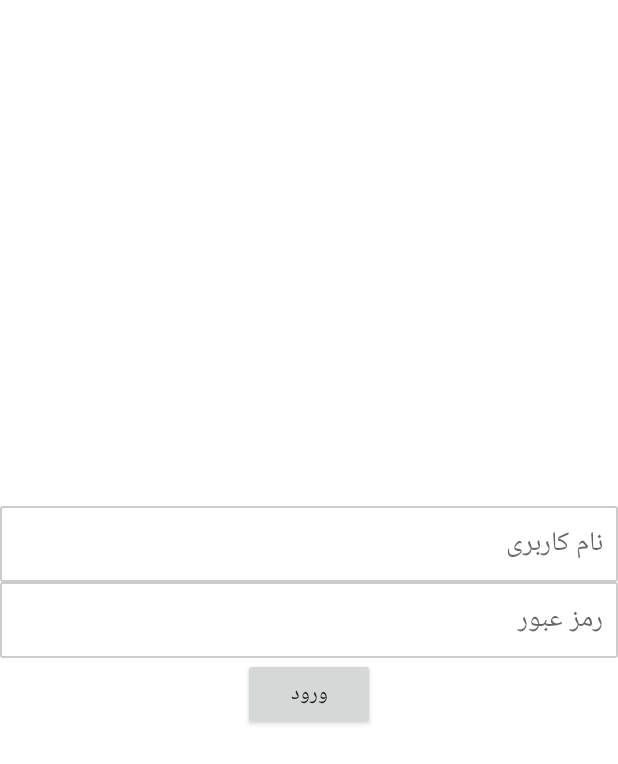
After one commit to mehdikazemi8/vampire-game, an Android app: the fragment LoginFragment placed in its activity, on a phone screen of 412 x 824 dp. The commit adds this screen. Shown: the top 764 px of the screen. Run offline under Robolectric (Android 15) with nearby library versions, the phone set to English and light mode, and no system bars.

Commit message:
login fragment added

```diff
--- a/app/src/main/AndroidManifest.xml
+++ b/app/src/main/AndroidManifest.xml
@@ -43,6 +43,11 @@
             android:name=".views.activities.main.MainActivity"
             android:label="@string/title_activity_maps">
         </activity>
+
+        <activity
+            android:name=".views.activities.register.RegisterActivity"
+            android:label="@string/title_activity_register">
+        </activity>
     </application>
 
 </manifest>
--- a/app/src/main/java/ir/ugstudio/vampire/managers/UserManager.java
+++ b/app/src/main/java/ir/ugstudio/vampire/managers/UserManager.java
@@ -4,10 +4,6 @@ import android.content.Context;
 
 import ir.ugstudio.vampire.models.User;
 import ir.ugstudio.vampire.utils.Consts;
-
-/**
- * Created by mehdiii on 10/8/16.
- */
 
 public class UserManager {
     public static String readToken(Context context) {
--- a/app/src/main/java/ir/ugstudio/vampire/models/BaseModel.java
+++ b/app/src/main/java/ir/ugstudio/vampire/models/BaseModel.java
@@ -4,10 +4,6 @@ import com.google.gson.Gson;
 import com.google.gson.JsonSyntaxException;
 
 import java.lang.reflect.Type;
-
-/**
- * Created by mehdiii on 10/8/16.
- */
 
 public class BaseModel {
     public static <T> T deserialize(String json, Type type) {
--- a/app/src/main/java/ir/ugstudio/vampire/utils/Config.java
+++ b/app/src/main/java/ir/ugstudio/vampire/utils/Config.java
@@ -1,8 +1,4 @@
 package ir.ugstudio.vampire.utils;
-
-/**
- * Created by mehdiii on 10/5/16.
- */
 
 public class Config {
     public static String BASE_URL = "http://vampire.ugstudio.ir/";
--- a/app/src/main/java/ir/ugstudio/vampire/utils/Consts.java
+++ b/app/src/main/java/ir/ugstudio/vampire/utils/Consts.java
@@ -1,8 +1,4 @@
 package ir.ugstudio.vampire.utils;
-
-/**
- * Created by mehdiii on 10/8/16.
- */
 
 public class Consts {
     public static String USER_JSON = "USER_JSON";
--- /dev/null
+++ b/app/src/main/java/ir/ugstudio/vampire/views/activities/register/RegisterActivity.java
@@ -0,0 +1,51 @@
+package ir.ugstudio.vampire.views.activities.register;
+
+import android.os.Bundle;
+import android.support.annotation.Nullable;
+import android.support.v4.app.FragmentActivity;
+import android.view.View;
+import android.widget.Button;
+
+import ir.ugstudio.vampire.R;
+import ir.ugstudio.vampire.views.activities.register.fragments.LoginFragment;
+
+public class RegisterActivity extends FragmentActivity implements View.OnClickListener {
+
+    private Button login;
+    private Button register;
+
+    @Override
+    protected void onCreate(@Nullable Bundle savedInstanceState) {
+        super.onCreate(savedInstanceState);
+
+        setContentView(R.layout.activity_register);
+
+        find();
+        configure();
+    }
+
+    private void find() {
+        login = (Button) findViewById(R.id.registered_before);
+    }
+
+    private void configure() {
+        login.setOnClickListener(this);
+    }
+
+    private void loginFragment() {
+        LoginFragment fragment = LoginFragment.getInstance();
+        getSupportFragmentManager().beginTransaction()
+                .add(R.id.login_fragment_holder, fragment, null)
+                .addToBackStack(null)
+                .commit();
+    }
+
+    @Override
+    public void onClick(View view) {
+        switch (view.getId()) {
+            case R.id.registered_before:
+                loginFragment();
+                break;
+        }
+    }
+}
--- /dev/null
+++ b/app/src/main/java/ir/ugstudio/vampire/views/activities/register/fragments/LoginFragment.java
@@ -0,0 +1,28 @@
+package ir.ugstudio.vampire.views.activities.register.fragments;
+
+import android.os.Bundle;
+import android.support.annotation.Nullable;
+import android.support.v4.app.Fragment;
+import android.view.LayoutInflater;
+import android.view.View;
+import android.view.ViewGroup;
+
+import ir.ugstudio.vampire.R;
+
+public class LoginFragment extends Fragment {
+
+    public static LoginFragment getInstance() {
+        return new LoginFragment();
+    }
+
+    @Nullable
+    @Override
+    public View onCreateView(LayoutInflater inflater, @Nullable ViewGroup container, @Nullable Bundle savedInstanceState) {
+        return inflater.inflate(R.layout.fragment_login, container, false);
+    }
+
+    @Override
+    public void onViewCreated(View view, @Nullable Bundle savedInstanceState) {
+        super.onViewCreated(view, savedInstanceState);
+    }
+}
--- /dev/null
+++ b/app/src/main/res/drawable/edit_text_border.xml
@@ -0,0 +1,9 @@
+<?xml version="1.0" encoding="utf-8"?>
+<shape xmlns:android="http://schemas.android.com/apk/res/android"
+    android:shape="rectangle">
+    <solid android:color="@android:color/white" />
+    <corners android:radius="1dp" />
+    <stroke
+        android:width="1dp"
+        android:color="#ccc" />
+</shape>
--- /dev/null
+++ b/app/src/main/res/layout/activity_register.xml
@@ -0,0 +1,30 @@
+<?xml version="1.0" encoding="utf-8"?>
+<RelativeLayout xmlns:android="http://schemas.android.com/apk/res/android"
+    android:layout_width="match_parent" android:layout_height="match_parent">
+
+    <LinearLayout
+        android:layout_width="match_parent"
+        android:layout_centerInParent="true"
+        android:orientation="vertical"
+        android:layout_height="wrap_content">
+        <Button
+            android:id="@+id/new_user"
+            android:layout_gravity="center"
+            android:layout_width="wrap_content"
+            android:text="@string/btn_new_user"
+            android:layout_height="wrap_content" />
+
+        <Button
+            android:id="@+id/registered_before"
+            android:layout_width="wrap_content"
+            android:layout_gravity="center"
+            android:text="@string/btn_registered_before"
+            android:layout_height="wrap_content" />
+    </LinearLayout>
+
+    <FrameLayout
+        android:layout_width="match_parent"
+        android:id="@+id/login_fragment_holder"
+        android:layout_height="match_parent"/>
+
+</RelativeLayout>
--- /dev/null
+++ b/app/src/main/res/layout/fragment_login.xml
@@ -0,0 +1,35 @@
+<?xml version="1.0" encoding="utf-8"?>
+<RelativeLayout xmlns:android="http://schemas.android.com/apk/res/android"
+    android:layout_width="match_parent"
+    android:background="@android:color/white"
+    android:clickable="true"
+    android:layout_height="match_parent">
+
+    <LinearLayout
+        android:layout_width="match_parent"
+        android:orientation="vertical"
+        android:layout_centerInParent="true"
+        android:gravity="center"
+        android:layout_height="wrap_content">
+
+        <EditText
+            android:layout_width="match_parent"
+            android:hint="@string/username"
+            android:background="@drawable/edit_text_border"
+            android:padding="@dimen/padding.medium"
+            android:layout_height="wrap_content" />
+
+        <EditText
+            android:layout_width="match_parent"
+            android:hint="@string/password"
+            android:background="@drawable/edit_text_border"
+            android:padding="@dimen/padding.medium"
+            android:layout_height="wrap_content" />
+
+        <Button
+            android:layout_width="wrap_content"
+            android:text="@string/login"
+            android:layout_height="wrap_content" />
+    </LinearLayout>
+
+</RelativeLayout>
--- /dev/null
+++ b/app/src/main/res/values/dimens.xml
@@ -0,0 +1,6 @@
+<?xml version="1.0" encoding="utf-8"?>
+<resources>
+    <dimen name="padding.small">5dp</dimen>
+    <dimen name="padding.medium">10dp</dimen>
+    <dimen name="padding.large">15dp</dimen>
+</resources>
--- a/app/src/main/res/values/strings.xml
+++ b/app/src/main/res/values/strings.xml
@@ -2,4 +2,13 @@
     <string name="app_name">Vampire</string>
     <string name="title_activity_maps">Map</string>
     <string name="title_activity_splash">Splash</string>
+    <string name="title_activity_register">Register</string>
+
+    <string name="btn_new_user">کاربر ‌جدید</string>
+    <string name="btn_registered_before">قبلا ثبت‌نام کرده‌ام</string>
+
+    <string name="username">نام کاربری</string>
+    <string name="password">رمز عبور</string>
+    <string name="login">ورود</string>
+
 </resources>
```
Also changed, not shown: app/src/main/java/ir/ugstudio/vampire/views/activities/main/MainActivity.java (+4 -3 lines), app/src/main/java/ir/ugstudio/vampire/views/activities/register/fragments/RegisterFragment.java (added, +21 -0 lines), app/src/main/java/ir/ugstudio/vampire/views/activities/splash/SplashActivity.java (+4 -9 lines).
